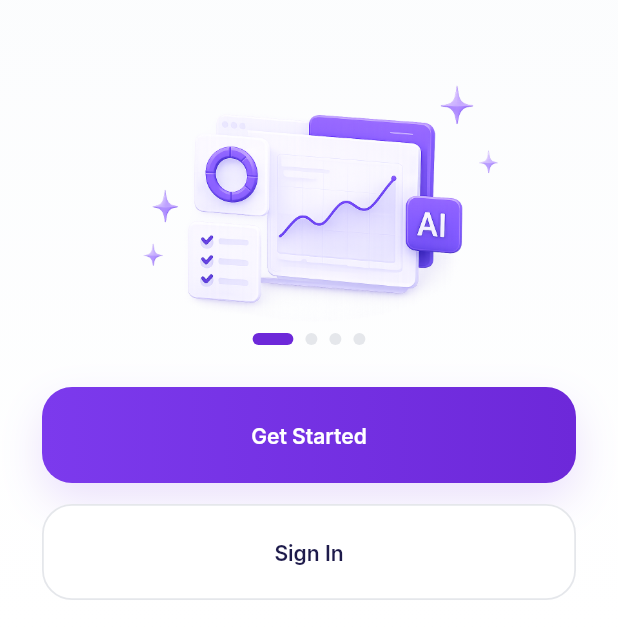
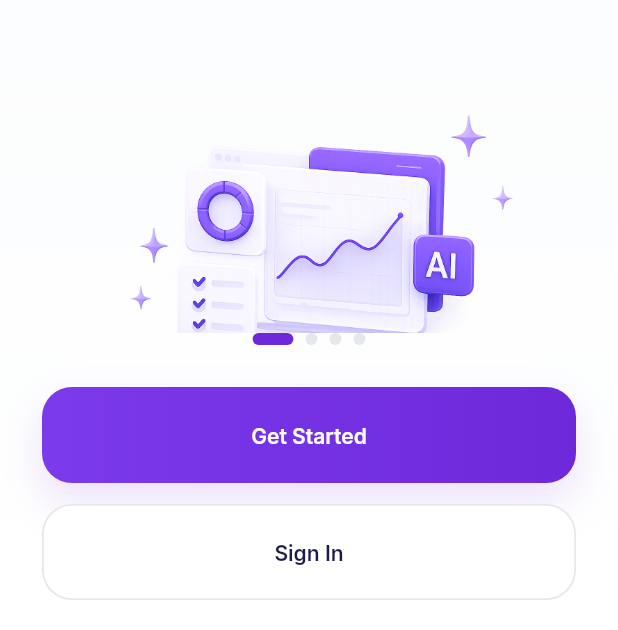
Before and after one commit to ibrahimoll/planora-mobile, a Flutter app: the screen it shows after launch, on a phone screen of 412 x 824 dp, the part 606-1236 px from its top. Run offline on Flutter 3.47's test engine with Material 3 defaults, Android fonts, the phone set to English and light mode, and no system bars; drawn by our look-alikes of smooth_page_indicator; our stand-ins replace google_fonts.

Commit message:
Enlarge first onboarding image

```diff
--- a/lib/features/onboarding/onboarding_screen.dart
+++ b/lib/features/onboarding/onboarding_screen.dart
@@ -52,7 +52,8 @@ class _OnboardingScreenState extends State<OnboardingScreen> {
 
   bool get _isFirstPage => _currentPage == 0;
   bool get _isLastPage => _currentPage == _pages.length - 1;
-  bool get _isFinalPage => _pages[_currentPage].type == _OnboardingPageType.finalPage;
+  bool get _isFinalPage =>
+      _pages[_currentPage].type == _OnboardingPageType.finalPage;
   bool get _showSecondaryButton => _isFirstPage || _isFinalPage;
 
   String get _primaryButtonLabel {
@@ -248,9 +249,13 @@ class _IntroOnboardingPage extends StatelessWidget {
                   color: PlanoraTheme.textSecondary,
                 ),
           ),
-          const SizedBox(height: 32),
-          _OnboardingImage(assetPath: data.imageAsset, height: 220),
-          const SizedBox(height: 18),
+          const SizedBox(height: 26),
+          _OnboardingImage(
+            assetPath: data.imageAsset,
+            height: 285,
+            width: 380,
+          ),
+          const SizedBox(height: 12),
         ],
       ),
     );
@@ -338,8 +343,13 @@ class _ImageOnboardingPage extends StatelessWidget {
 class _OnboardingImage extends StatelessWidget {
   final String assetPath;
   final double height;
+  final double width;
 
-  const _OnboardingImage({required this.assetPath, required this.height});
+  const _OnboardingImage({
+    required this.assetPath,
+    required this.height,
+    this.width = 330,
+  });
 
   @override
   Widget build(BuildContext context) {
@@ -349,7 +359,7 @@ class _OnboardingImage extends StatelessWidget {
         child: Image.asset(
           assetPath,
           height: height,
-          width: 330,
+          width: width,
           fit: BoxFit.contain,
           errorBuilder: (context, error, stackTrace) {
             return _MissingImagePlaceholder(assetPath: assetPath);
```
